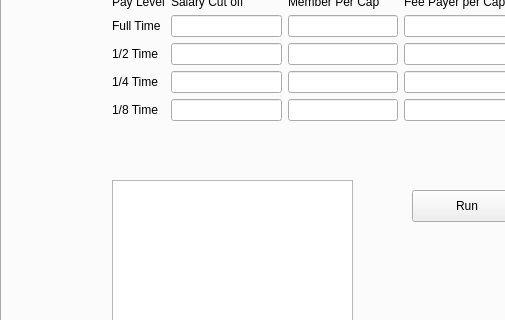
slipschutz/geu, file Test.ui: the form before one commit; both pictures show x 0 to 505 and y 115 to 435 of the 846 by 619 pixel window.
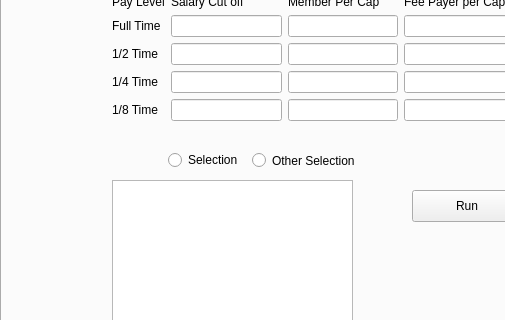
The form after the commit.

Commit message: Added some test buttons to the gui.  There is a hack in code right now to deal with the fact that the 2nd pay period in jan is the overlap payperiod and has too many people in it as a result

The edit to the form file:
```diff
--- a/Test.ui
+++ b/Test.ui
@@ -398,6 +398,32 @@
        <string>Run</string>
       </property>
      </widget>
+     <widget class="QRadioButton" name="radioButton">
+      <property name="geometry">
+       <rect>
+        <x>166</x>
+        <y>220</y>
+        <width>111</width>
+        <height>20</height>
+       </rect>
+      </property>
+      <property name="text">
+       <string>Selection</string>
+      </property>
+     </widget>
+     <widget class="QRadioButton" name="radioButton_2">
+      <property name="geometry">
+       <rect>
+        <x>250</x>
+        <y>220</y>
+        <width>111</width>
+        <height>21</height>
+       </rect>
+      </property>
+      <property name="text">
+       <string>Other Selection</string>
+      </property>
+     </widget>
     </widget>
     <widget class="QWidget" name="tab_2">
      <attribute name="title">
```
The commit also changes 2 other files.
